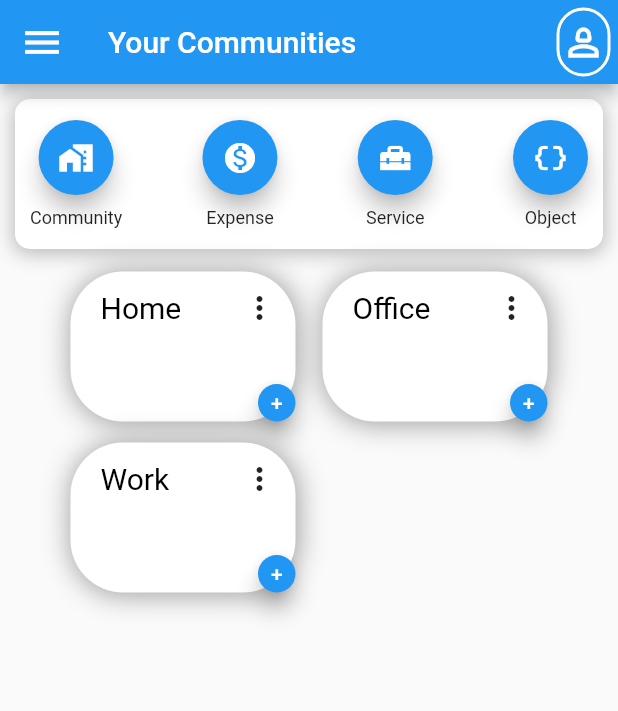
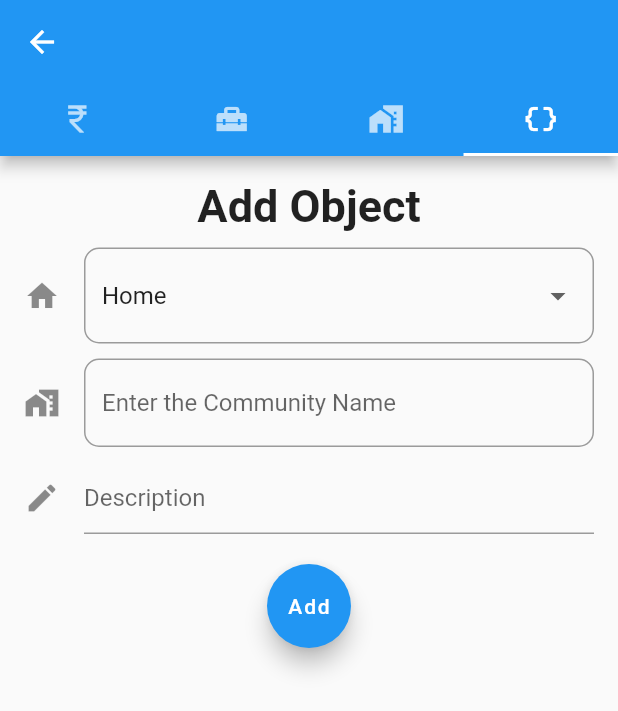
Before and after one commit to Aditya-Y-29/DEP, a Flutter app: the MyHomePage screen opened directly, after a tap on the "data object" icon, on a phone screen of 412 x 824 dp. Shown: the top 711 px of the screen. Run offline on Flutter 3.47's test engine with Material 2 defaults, Android fonts, the phone set to English and light mode, and no system bars.

Commit message:
home page connections complete

```diff
--- a/hello_world/lib/Pages/add_home_page_floating_button.dart
+++ b/hello_world/lib/Pages/add_home_page_floating_button.dart
@@ -2,6 +2,7 @@ import 'package:flutter/material.dart';
 import '../screens/add_community.dart';
 import '../screens/add_expense.dart';
 import '../screens/add_service.dart';
+import '../screens/add_object.dart';
 
 
 class AddExpenseServiceCommunity extends StatefulWidget {
@@ -17,15 +18,16 @@ class _AddExpenseServiceCommunityData extends State<AddExpenseServiceCommunity>
   @override
   Widget build(BuildContext context) {
     return DefaultTabController(
-      length: 3,
+      length: 4,
       initialIndex: widget.selectedPage,
       child: Scaffold(
         appBar: AppBar(
           bottom: const TabBar(
             tabs: [
-              Tab(text: 'Expense'),
-              Tab(text: 'Service',),
-              Tab(text: 'Community',),
+              Tab(icon: Icon(Icons.currency_rupee_outlined),),
+              Tab(icon: Icon(Icons.home_repair_service),),
+              Tab(icon: Icon(Icons.home_work),),
+              Tab(icon: Icon(Icons.data_object),)
             ],
             indicatorColor: Colors.white,
           ),
@@ -35,6 +37,7 @@ class _AddExpenseServiceCommunityData extends State<AddExpenseServiceCommunity>
             ExpenseScreen(),
             ServiceScreen(),
             CommunityScreen(),
+            ObjectScreen(),
           ],
         ),
       ),
--- a/hello_world/lib/Pages/home_page.dart
+++ b/hello_world/lib/Pages/home_page.dart
@@ -1,5 +1,6 @@
 import 'package:flutter/material.dart';
 import 'package:hello_world/Pages/community_page.dart';
+import 'package:hello_world/Pages/profile_page.dart';
 import 'package:provider/provider.dart';
 import '../components/community.dart';
 import '../screens/add_community.dart';
@@ -26,6 +27,16 @@ class _MyHomePageState extends State<MyHomePage> {
         ),
         title: const Text("Your Communities"),
         actions:  [
+          GestureDetector(
+            onTap: () {
+              Navigator.push(
+                context,
+                MaterialPageRoute(
+                  builder: (context) => const ProfilePage(),
+                ),
+              );
+            },
+            child:
               Container(
                 margin: const EdgeInsets.all(5),
                 padding: const EdgeInsets.all(1),
@@ -37,6 +48,7 @@ class _MyHomePageState extends State<MyHomePage> {
                   ),
                 ),
                 child: Icon(Icons.person_2_outlined, size: 30,),
+              )
           )
         ],
       ),
@@ -108,7 +120,7 @@ class _MyHomePageState extends State<MyHomePage> {
                                   ),
                                 );
                               },
-                              child: const Icon(Icons.monetization_on_sharp),
+                              child: const Icon(Icons.currency_rupee_outlined),
                             ),
                           ),
                           const Text(
@@ -156,7 +168,14 @@ class _MyHomePageState extends State<MyHomePage> {
                             height: 50,
                             width: 50,
                             child: FloatingActionButton(
-                              onPressed: () {},
+                              onPressed: () {
+                                Navigator.push(
+                                  context,
+                                  MaterialPageRoute(
+                                    builder: (context) => AddExpenseServiceCommunity(selectedPage: 3),
+                                  ),
+                                );
+                              },
                               child: const Icon(Icons.data_object),
                             ),
                           ),
--- /dev/null
+++ b/hello_world/lib/screens/add_object.dart
@@ -0,0 +1,112 @@
+import 'package:flutter/material.dart';
+import '../provider/data_provider.dart';
+import 'package:provider/provider.dart';
+import 'package:intl/intl.dart';
+
+class ObjectScreen extends StatefulWidget {
+  const ObjectScreen({Key? key}) : super(key: key);
+
+  @override
+  State<ObjectScreen> createState() => ObjectData();
+}
+
+class ObjectData extends State<ObjectScreen> {
+
+  final _formKey = GlobalKey<FormState>();
+  String communityDropDown='';
+
+  @override
+  void initState(){
+    super.initState();
+  }
+
+  TextEditingController objectName = TextEditingController();
+
+  @override
+  Widget build(BuildContext context) {
+
+    final providerCommunity = Provider.of<DataProvider>(context, listen: true);
+
+    communityDropDown=providerCommunity.communities[providerCommunity.communitiesindex];
+
+    return Form(
+        key: _formKey,
+        child: Container(
+            padding: const EdgeInsets.all(16.0),
+            // child: Center(
+            child: SingleChildScrollView(
+              child:
+              Column(
+                mainAxisAlignment: MainAxisAlignment.start,
+                children: <Widget>[
+                  const Text(
+                    'Add Object',
+                    style: TextStyle(
+                      fontSize: 30,
+                      fontWeight: FontWeight.bold,
+                    ),
+                  ),
+                  SizedBox(height: 10,),
+
+                  DropdownButtonFormField<String>(
+                    decoration: const InputDecoration(
+                      icon: Icon(Icons.home),
+                      hintText: 'Community',
+                      border: OutlineInputBorder(
+                        borderRadius: BorderRadius.all(Radius.circular(10.0)),
+                      ),
+                    ),
+                    value : communityDropDown,
+                    items: providerCommunity.communities.map<DropdownMenuItem<String>>((String chosenValue) {
+                      return DropdownMenuItem<String>(
+                        value: chosenValue,
+                        child: Text(chosenValue),
+                      );
+                    }).toList(),
+
+                    onChanged: (String? newValue) {
+                      setState(() {
+                        communityDropDown = newValue!;
+                        providerCommunity.dolistening(communityDropDown);
+                      });
+                    },
+                  ),
+
+                  SizedBox(height: 10,),
+
+                  TextFormField(
+                    decoration: const InputDecoration(
+                      border: OutlineInputBorder(
+                        borderRadius: BorderRadius.all(Radius.circular(10.0)),
+                      ),
+                      icon: Icon(Icons.home_work),
+                      hintText: 'Enter the Community Name',
+                    ),
+                    controller: objectName,
+                  ),
+
+                  SizedBox(height: 10,),
+
+
+                  TextFormField(
+                    keyboardType: TextInputType.multiline,
+                    maxLines: null,
+                    decoration: const InputDecoration(
+                      icon: Icon(Icons.edit),
+                      hintText: 'Description',
+                    ),
+                  ),
+                  Container(
+                      margin: const EdgeInsets.only(top: 20.0),
+                      child: const FloatingActionButton(
+                        onPressed: null,
+                        child: Text('Add'),
+                      )),
+                ],
+              ),
+              // )
+            )
+        )
+    );
+  }
+}
```
Lines whose indentation alone changed are shown as unchanged.
